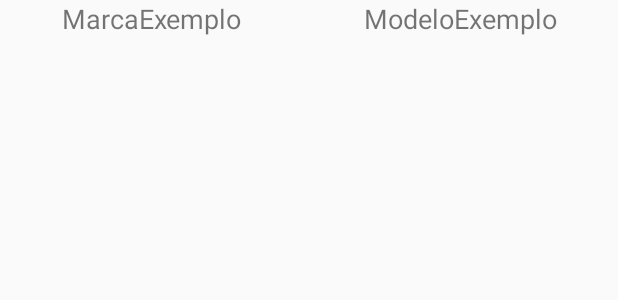
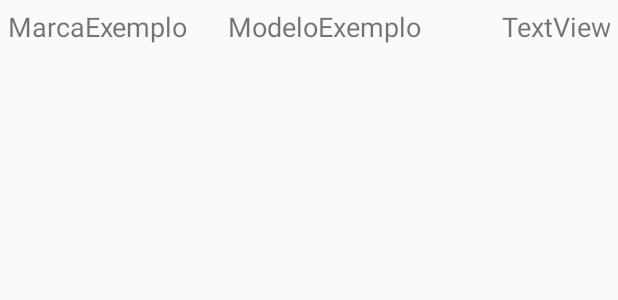
Before and after one commit to peusoaresf/pc-builder, an Android app: the layout adapter_carrinho.xml on its own in the app's theme, with its tools: preview values and no code run, on a phone screen of 412 x 824 dp. Shown: the top 300 px of the screen. Run offline under Robolectric (Android 15) with nearby library versions, the phone set to English and light mode, and no system bars.

```diff
--- a/app/src/main/java/uva/pcbuilder/dominio/Case.java
+++ b/app/src/main/java/uva/pcbuilder/dominio/Case.java
@@ -31,6 +31,7 @@ public class Case implements Hardware, Serializable {
         idBanco = i;
     }
 
+    @Override
     public float getPreco() {
         return preco;
     }
--- a/app/src/main/java/uva/pcbuilder/dominio/Computer.java
+++ b/app/src/main/java/uva/pcbuilder/dominio/Computer.java
@@ -130,7 +130,7 @@ public class Computer implements Serializable {
             aux.add(this.getCase());
         if (!this.getRamSticks().isEmpty()) {
             if (this.getRamSticks().get(0) != null)
-            aux.add(this.getRamSticks().get(0));
+                aux.add(this.getRamSticks().get(0));
         }
         if (this.getMotherboard() != null)
             aux.add(this.getMotherboard());
@@ -146,9 +146,10 @@ public class Computer implements Serializable {
         }
         if (!this.getGpus().isEmpty()) {
             if (this.getGpus().get(0) != null)
-            aux.add(this.getGpus().get(0));
+                aux.add(this.getGpus().get(0));
         }
         list = aux;
+
         return list;
     }
 
--- a/app/src/main/java/uva/pcbuilder/dominio/Hardware.java
+++ b/app/src/main/java/uva/pcbuilder/dominio/Hardware.java
@@ -7,4 +7,5 @@ package uva.pcbuilder.dominio;
 public interface Hardware {
     public String getMarca();
     public String getModelo();
+    public float getPreco();
 }
--- a/app/src/main/java/uva/pcbuilder/dominio/Motherboard.java
+++ b/app/src/main/java/uva/pcbuilder/dominio/Motherboard.java
@@ -41,6 +41,7 @@ public class Motherboard implements Hardware, Serializable {
         return consumoEletrico;
     }
 
+    @Override
     public float getPreco() {
         return preco;
     }
--- a/app/src/main/java/uva/pcbuilder/dominio/OpticalDiskDriver.java
+++ b/app/src/main/java/uva/pcbuilder/dominio/OpticalDiskDriver.java
@@ -35,6 +35,7 @@ public class OpticalDiskDriver implements Hardware, Serializable {
         idBanco = i;
     }
 
+    @Override
     public float getPreco() {
         return preco;
     }
--- a/app/src/main/java/uva/pcbuilder/dominio/Processor.java
+++ b/app/src/main/java/uva/pcbuilder/dominio/Processor.java
@@ -41,6 +41,7 @@ public class Processor implements Hardware, Serializable {
         return score;
     }
 
+    @Override
     public float getPreco() {
         return preco;
     }
--- a/app/src/main/java/uva/pcbuilder/dominio/Storage.java
+++ b/app/src/main/java/uva/pcbuilder/dominio/Storage.java
@@ -35,6 +35,7 @@ public class Storage implements Hardware, Serializable {
         idBanco = i;
     }
 
+    @Override
     public float getPreco() {
         return preco;
     }
--- a/app/src/main/java/uva/pcbuilder/dominio/VideoGraphicsAdapter.java
+++ b/app/src/main/java/uva/pcbuilder/dominio/VideoGraphicsAdapter.java
@@ -35,6 +35,7 @@ public class VideoGraphicsAdapter implements Hardware, Serializable {
         idBanco = i;
     }
 
+    @Override
     public float getPreco() {
         return price;
     }
--- a/app/src/main/java/uva/pcbuilder/userinterface/CarrinhoActivity.java
+++ b/app/src/main/java/uva/pcbuilder/userinterface/CarrinhoActivity.java
@@ -26,6 +26,6 @@ public class CarrinhoActivity extends AppCompatActivity {
         computadorCustom = (Computer) i.getSerializableExtra(MainActivity.EXTRA_COMPUTER);
 
         ListView listView = (ListView) findViewById(R.id.listViewCarrinho);
-        listView.setAdapter(new CarrinhoAdapter(this, computadorCustom.toList()));
+        listView.setAdapter(new CarrinhoAdapter(this, computadorCustom));
     }
 }
--- a/app/src/main/java/uva/pcbuilder/userinterface/MainActivity.java
+++ b/app/src/main/java/uva/pcbuilder/userinterface/MainActivity.java
@@ -49,7 +49,7 @@ public class MainActivity extends AppCompatActivity
         super.onCreate(savedInstanceState);
         setContentView(R.layout.activity_main);
 
-        new DbInflater(this).inflate(); // Inflar banco
+//        new DbInflater(this).inflate(); // Inflar banco
 
         // Computador que será preenchido na aba de escolha manual de peças
         partPickerFragment.setComputadorCustom(computadorCustom);
--- a/app/src/main/res/layout/adapter_carrinho.xml
+++ b/app/src/main/res/layout/adapter_carrinho.xml
@@ -6,7 +6,9 @@
     <LinearLayout
         android:orientation="horizontal"
         android:layout_width="match_parent"
-        android:layout_height="match_parent">
+        android:layout_height="wrap_content"
+        android:weightSum="3"
+        android:padding="5dp">
 
         <TextView
             android:text="MarcaExemplo"
@@ -14,7 +16,7 @@
             android:layout_height="wrap_content"
             android:id="@+id/textMarcaCarrinho"
             android:layout_weight="1"
-            android:gravity="center_vertical|center_horizontal|center"
+            android:gravity="center_vertical|center_horizontal|left"
             android:textSize="18sp" />
 
         <TextView
@@ -23,8 +25,17 @@
             android:layout_height="wrap_content"
             android:id="@+id/textModeloCarrinho"
             android:layout_weight="1"
-            android:gravity="center_vertical|center_horizontal|center"
+            android:gravity="center_vertical|center_horizontal|left"
             android:textSize="18sp" />
+
+        <TextView
+            android:text="TextView"
+            android:layout_width="wrap_content"
+            android:layout_height="wrap_content"
+            android:id="@+id/textPrecoCarrinho"
+            android:textSize="18sp"
+            android:gravity="center_vertical|center_horizontal|right"
+            android:layout_weight="1" />
 
     </LinearLayout>
 </LinearLayout>
```
Also changed, not shown: app/src/main/java/uva/pcbuilder/database/DbHelper.java (+13 -28 lines), app/src/main/java/uva/pcbuilder/database/DbInflater.java (+49 -1 lines), app/src/main/java/uva/pcbuilder/dominio/MainMemory.java (+3 -8 lines), app/src/main/java/uva/pcbuilder/dominio/Psu.java (+4 -9 lines), app/src/main/java/uva/pcbuilder/userinterface/adapters/CarrinhoAdapter.java (+6 -2 lines), app/src/main/res/layout/activity_carrinho.xml (+7 -1 lines).
